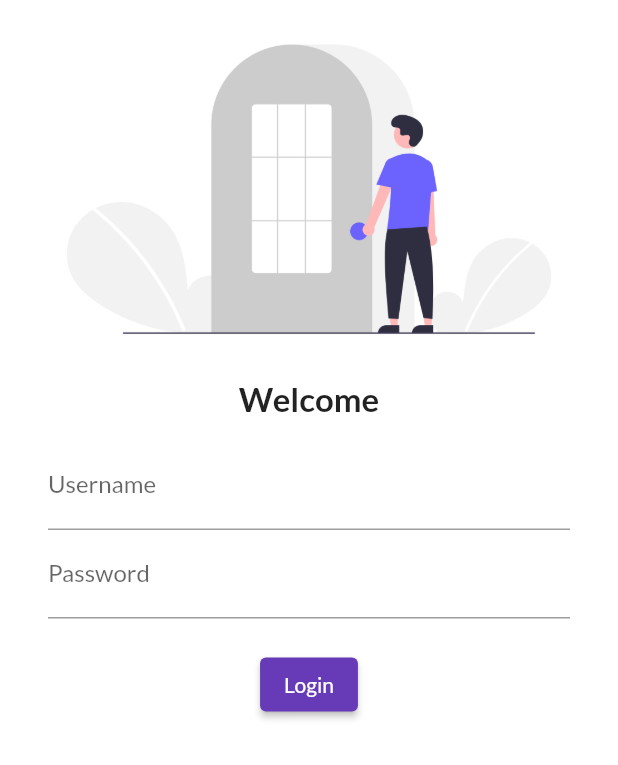
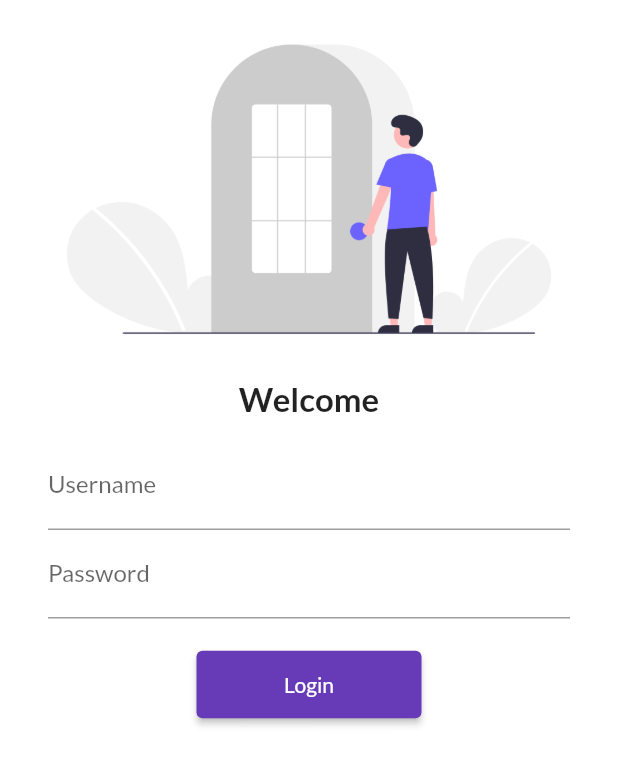
Before and after one commit to Adittya420/Project_Catalog_flutter, a Flutter app: the screen it shows after launch, on a phone screen of 412 x 824 dp. Shown: the top 765 px of the screen. Run offline on Flutter 3.47's test engine with Material 2 defaults, Android fonts, the phone set to English and light mode, and no system bars; our stand-ins replace google_fonts.

Commit message:
Day 5 completed

```diff
--- a/lib/main.dart
+++ b/lib/main.dart
@@ -1,5 +1,6 @@
 import 'package:flutter/material.dart';
 import 'package:flutter_catalog/pages/login_page.dart';
+import 'package:flutter_catalog/utils/routes.dart';
 import 'package:google_fonts/google_fonts.dart';
 
 import 'pages/home_page.dart';
@@ -18,7 +19,12 @@ class MyApp extends StatelessWidget {
       theme: ThemeData(
           primarySwatch: Colors.deepPurple,
           fontFamily: GoogleFonts.lato().fontFamily),
-      routes: {"/": (context) => loginPage(), "/home": (context) => HomePage()},
+      debugShowCheckedModeBanner: true,
+      routes: {
+        "/": (context) => loginPage(),
+        MyRoutes.homeRoute: (context) => HomePage(),
+        MyRoutes.loginRoute: (context) => loginPage()
+      },
     );
   }
 }
--- a/lib/pages/login_page.dart
+++ b/lib/pages/login_page.dart
@@ -1,6 +1,8 @@
 import 'dart:ui';
 
 import 'package:flutter/material.dart';
+import 'package:flutter_catalog/utils/routes.dart';
+// import 'package:flutter_catalog/utils/routes.dart';
 
 // ignore: camel_case_types
 class loginPage extends StatelessWidget {
@@ -10,6 +12,7 @@ class loginPage extends StatelessWidget {
   Widget build(BuildContext context) {
     return Material(
       color: Colors.white,
+      child: SingleChildScrollView(
         child: Column(
           children: [
             Image.asset(
@@ -41,16 +44,18 @@ class loginPage extends StatelessWidget {
                   ),
                   ElevatedButton(
                     onPressed: () {
-                    print("Hi! Welcome");
+                      // var myroutes = Myroutes;
+                      Navigator.pushNamed(context, MyRoutes.homeRoute);
                     },
                     child: Text("Login"),
-                  style: TextButton.styleFrom(),
+                    style: TextButton.styleFrom(minimumSize: Size(150, 45)),
                   )
                 ],
               ),
             )
           ],
         ),
+      ),
     );
   }
 }
--- /dev/null
+++ b/lib/utils/routes.dart
@@ -0,0 +1,4 @@
+class MyRoutes {
+  static String loginRoute = "/login";
+  static String homeRoute = "/home";
+}
```
Lines whose indentation alone changed are shown as unchanged.
